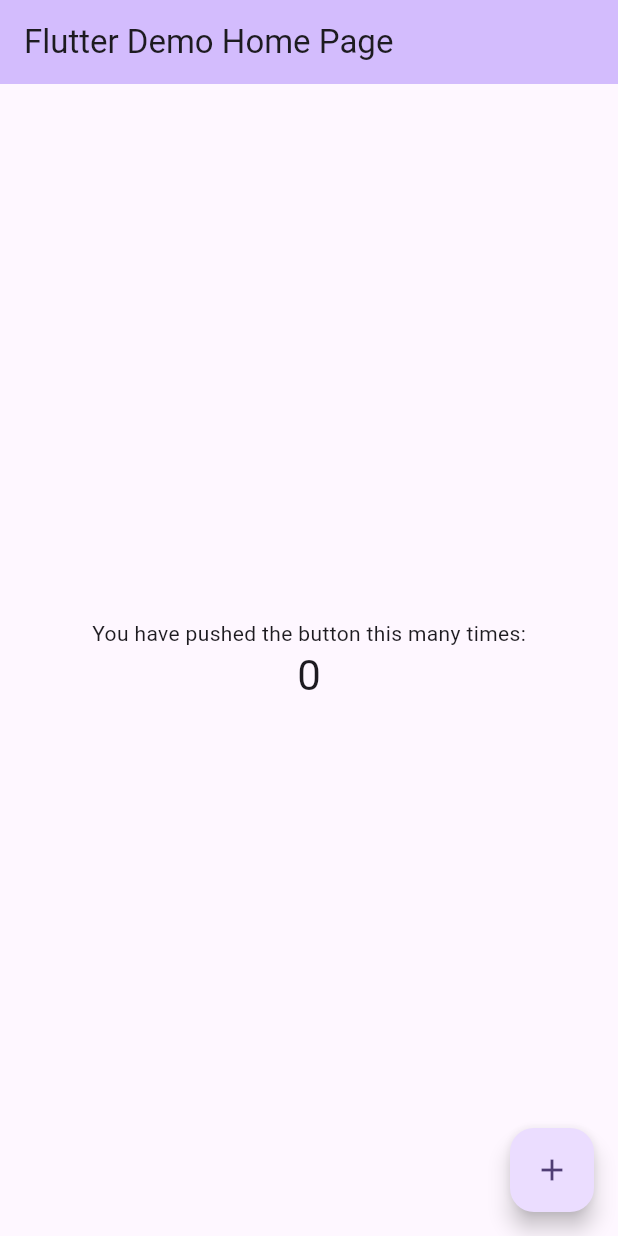
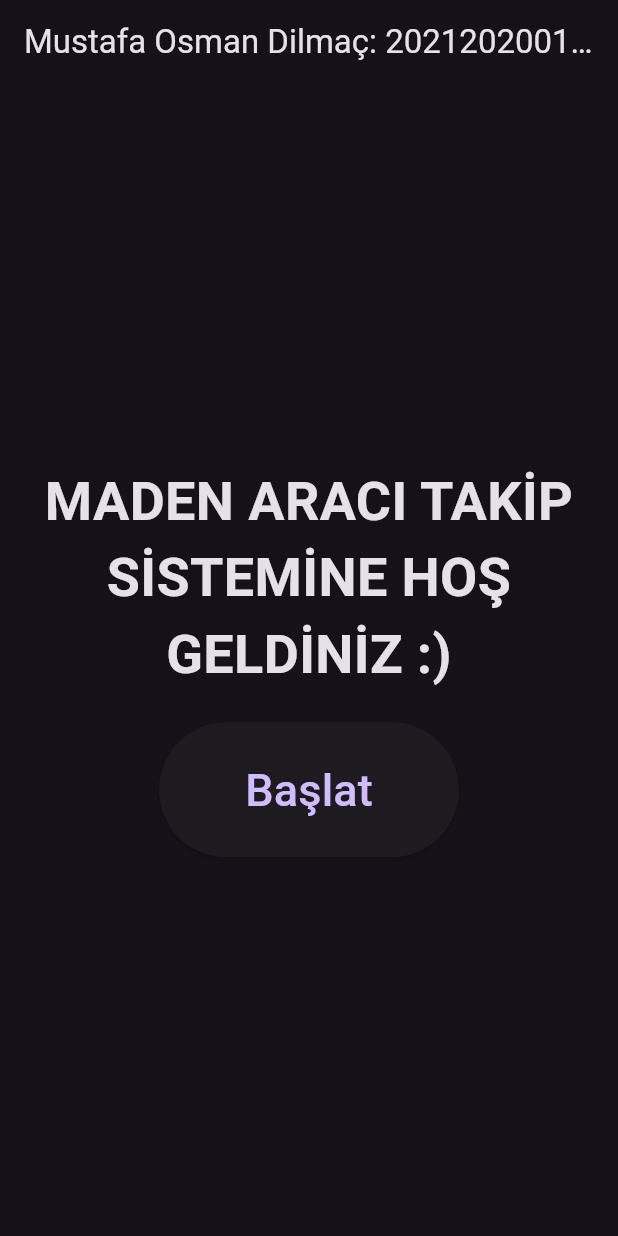
Before and after one commit to frvyd/mining-vehicle-app, a Flutter app: the screen it shows after launch, on a phone screen of 412 x 824 dp. Run offline on Flutter 3.47's test engine with Material 3 defaults, Android fonts, the phone set to English and light mode, and no system bars.

Commit message:
Add main.dart and control.dart with tracking fields.

```diff
--- a/lib/main.dart
+++ b/lib/main.dart
@@ -1,125 +1,62 @@
 import 'package:flutter/material.dart';
+import 'control.dart'; // Control sayfasını içe aktarıyoruz
 
 void main() {
-  runApp(const MyApp());
+  runApp(RobotControlApp());
 }
 
-class MyApp extends StatelessWidget {
-  const MyApp({super.key});
-
-  // This widget is the root of your application.
+class RobotControlApp extends StatelessWidget {
   @override
   Widget build(BuildContext context) {
     return MaterialApp(
-      title: 'Flutter Demo',
-      theme: ThemeData(
-        // This is the theme of your application.
-        //
-        // TRY THIS: Try running your application with "flutter run". You'll see
-        // the application has a purple toolbar. Then, without quitting the app,
-        // try changing the seedColor in the colorScheme below to Colors.green
-        // and then invoke "hot reload" (save your changes or press the "hot
-        // reload" button in a Flutter-supported IDE, or press "r" if you used
-        // the command line to start the app).
-        //
-        // Notice that the counter didn't reset back to zero; the application
-        // state is not lost during the reload. To reset the state, use hot
-        // restart instead.
-        //
-        // This works for code too, not just values: Most code changes can be
-        // tested with just a hot reload.
-        colorScheme: ColorScheme.fromSeed(seedColor: Colors.deepPurple),
-        useMaterial3: true,
-      ),
-      home: const MyHomePage(title: 'Flutter Demo Home Page'),
+      debugShowCheckedModeBanner: false,
+      title: 'Robot Control Dashboard',
+      theme: ThemeData.dark(),
+      home: MainPage(), // Başlangıç sayfası olarak MainPage'i ayarlıyoruz
     );
   }
 }
 
-class MyHomePage extends StatefulWidget {
-  const MyHomePage({super.key, required this.title});
-
-  // This widget is the home page of your application. It is stateful, meaning
-  // that it has a State object (defined below) that contains fields that affect
-  // how it looks.
-
-  // This class is the configuration for the state. It holds the values (in this
-  // case the title) provided by the parent (in this case the App widget) and
-  // used by the build method of the State. Fields in a Widget subclass are
-  // always marked "final".
-
-  final String title;
-
-  @override
-  State<MyHomePage> createState() => _MyHomePageState();
-}
-
-class _MyHomePageState extends State<MyHomePage> {
-  int _counter = 0;
-
-  void _incrementCounter() {
-    setState(() {
-      // This call to setState tells the Flutter framework that something has
-      // changed in this State, which causes it to rerun the build method below
-      // so that the display can reflect the updated values. If we changed
-      // _counter without calling setState(), then the build method would not be
-      // called again, and so nothing would appear to happen.
-      _counter++;
-    });
-  }
-
+class MainPage extends StatelessWidget {
   @override
   Widget build(BuildContext context) {
-    // This method is rerun every time setState is called, for instance as done
-    // by the _incrementCounter method above.
-    //
-    // The Flutter framework has been optimized to make rerunning build methods
-    // fast, so that you can just rebuild anything that needs updating rather
-    // than having to individually change instances of widgets.
     return Scaffold(
       appBar: AppBar(
-        // TRY THIS: Try changing the color here to a specific color (to
-        // Colors.amber, perhaps?) and trigger a hot reload to see the AppBar
-        // change color while the other colors stay the same.
-        backgroundColor: Theme.of(context).colorScheme.inversePrimary,
-        // Here we take the value from the MyHomePage object that was created by
-        // the App.build method, and use it to set our appbar title.
-        title: Text(widget.title),
+        title: Text('Mustafa Osman Dilmaç: 20212020013          Fatma Ruveyda Akhan: 20212020014          Mahmoud Ramadan: 20212020038'),
+
+
+        centerTitle: true,
       ),
       body: Center(
-        // Center is a layout widget. It takes a single child and positions it
-        // in the middle of the parent.
         child: Column(
-          // Column is also a layout widget. It takes a list of children and
-          // arranges them vertically. By default, it sizes itself to fit its
-          // children horizontally, and tries to be as tall as its parent.
-          //
-          // Column has various properties to control how it sizes itself and
-          // how it positions its children. Here we use mainAxisAlignment to
-          // center the children vertically; the main axis here is the vertical
-          // axis because Columns are vertical (the cross axis would be
-          // horizontal).
-          //
-          // TRY THIS: Invoke "debug painting" (choose the "Toggle Debug Paint"
-          // action in the IDE, or press "p" in the console), to see the
-          // wireframe for each widget.
           mainAxisAlignment: MainAxisAlignment.center,
-          children: <Widget>[
-            const Text(
-              'You have pushed the button this many times:',
+          children: [
+            Text(
+              'MADEN ARACI TAKİP SİSTEMİNE HOŞ GELDİNİZ :)',
+              textAlign: TextAlign.center,
+              style: TextStyle(fontSize: 36, fontWeight: FontWeight.bold),
             ),
-            Text(
-              '$_counter',
-              style: Theme.of(context).textTheme.headlineMedium,
+            SizedBox(height: 20),
+            SizedBox(
+              width: 200, // Butonun genişliği
+              height: 90, // Butonun yüksekliği
+              child: ElevatedButton(
+                onPressed: () {
+                  // RobotControlApp sayfasına yönlendiriyoruz
+                  Navigator.push(
+                    context,
+                    MaterialPageRoute(builder: (context) => RobotControlApp()),
+                  );
+                },
+                child: Text(
+                  'Başlat',
+                  style: TextStyle(fontSize: 30), // Buton yazı boyutu
+                ),
+              ),
             ),
           ],
         ),
       ),
-      floatingActionButton: FloatingActionButton(
-        onPressed: _incrementCounter,
-        tooltip: 'Increment',
-        child: const Icon(Icons.add),
-      ), // This trailing comma makes auto-formatting nicer for build methods.
     );
   }
 }
```
Also changed, not shown: lib/control.dart (added, +167 -0 lines), 1 other file.
